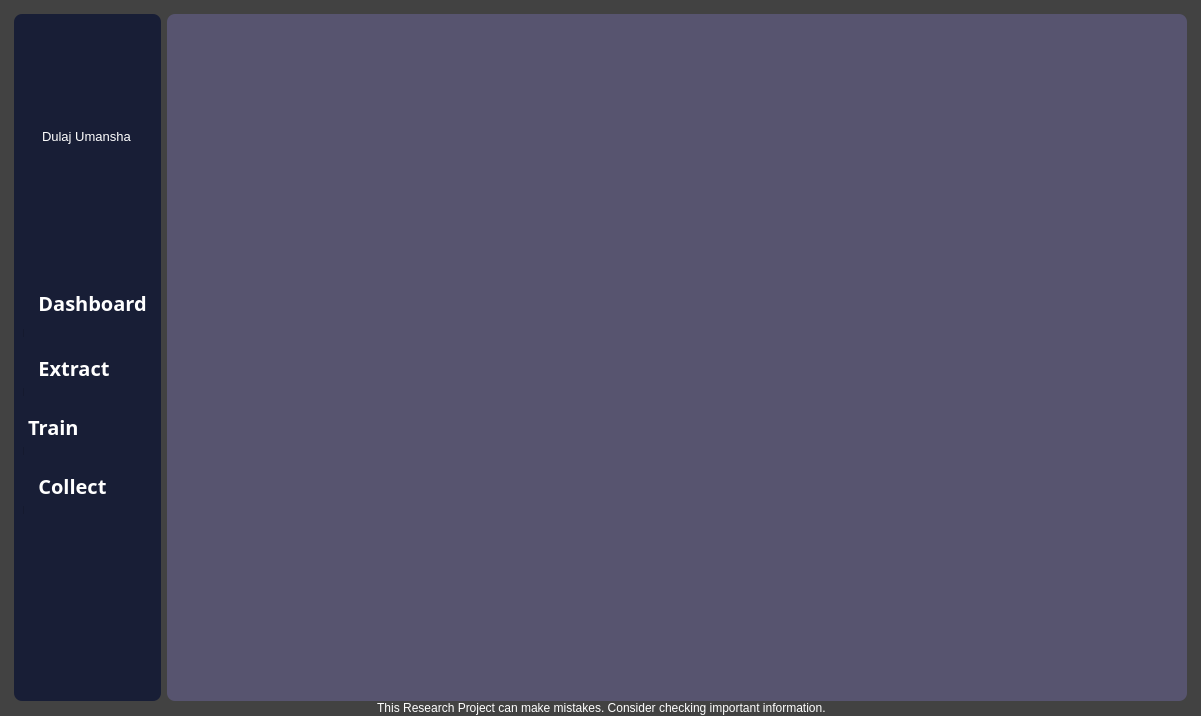
This is __interface__/mainwindow.ui in DulajUmansha/Invoice-Number-Mining as Qt 5 draws it before an edit. The edited form follows.
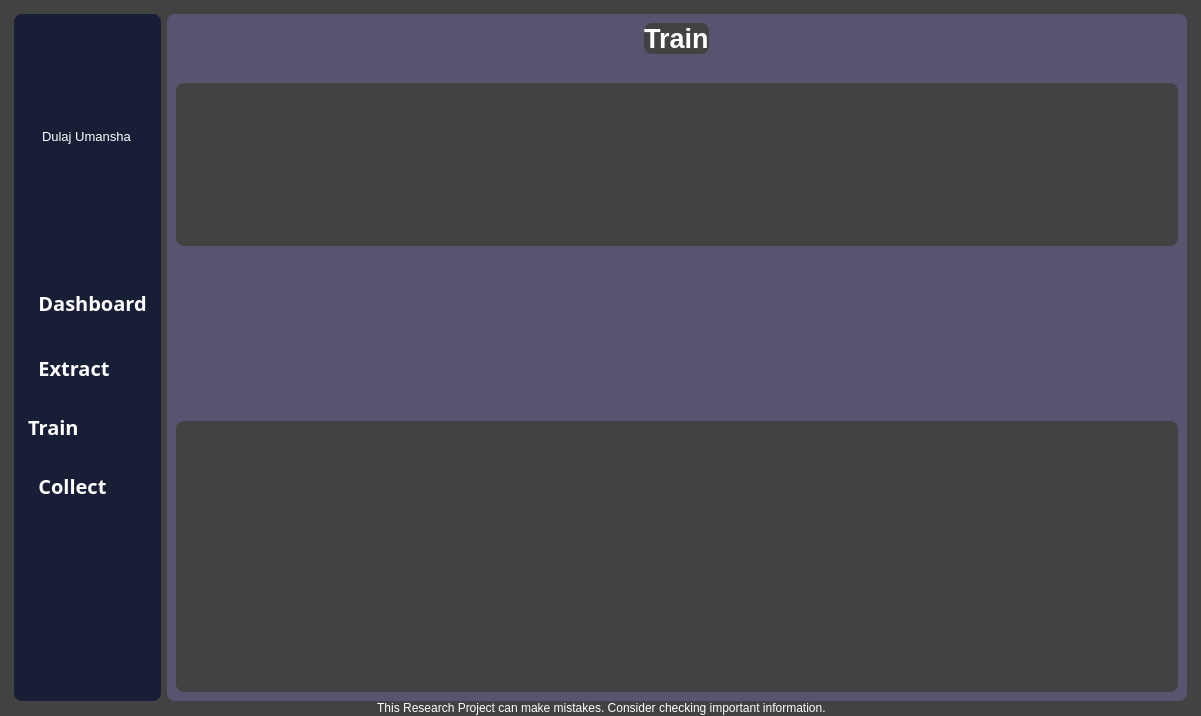
This is the edited form. The open tabs and pages were chosen to show the change. Icons and pictures are not drawn.

The edit to the form file:
```diff
--- a/__interface__/mainwindow.ui
+++ b/__interface__/mainwindow.ui
@@ -213,7 +213,7 @@
 }
 
 
-QHeaderView::section,QTableCornerButton:section
+QHeaderView::section,QTableCornerButton::section
 {
 	font-size:18px;
     text-align:center;
@@ -1094,7 +1094,68 @@
           </layout>
          </widget>
          <widget class="QWidget" name="page_extract"/>
-         <widget class="QWidget" name="page_training"/>
+         <widget class="QWidget" name="page_training">
+          <layout class="QGridLayout" name="gridLayout_23">
+           <item row="0" column="0" alignment="Qt::AlignHCenter|Qt::AlignTop">
+            <widget class="QLabel" name="label_16">
+             <property name="sizePolicy">
+              <sizepolicy hsizetype="Preferred" vsizetype="Preferred">
+               <horstretch>0</horstretch>
+               <verstretch>1</verstretch>
+              </sizepolicy>
+             </property>
+             <property name="font">
+              <font>
+               <pointsize>20</pointsize>
+               <bold>true</bold>
+              </font>
+             </property>
+             <property name="text">
+              <string>Train</string>
+             </property>
+            </widget>
+           </item>
+           <item row="1" column="0">
+            <widget class="QFrame" name="frame_13">
+             <property name="sizePolicy">
+              <sizepolicy hsizetype="Preferred" vsizetype="Preferred">
+               <horstretch>0</horstretch>
+               <verstretch>3</verstretch>
+              </sizepolicy>
+             </property>
+             <property name="frameShape">
+              <enum>QFrame::StyledPanel</enum>
+             </property>
+             <property name="frameShadow">
+              <enum>QFrame::Raised</enum>
+             </property>
+            </widget>
+           </item>
+           <item row="2" column="0" alignment="Qt::AlignHCenter">
+            <widget class="QPushButton" name="startTrainBtn">
+             <property name="sizePolicy">
+              <sizepolicy hsizetype="Preferred" vsizetype="Preferred">
+               <horstretch>0</horstretch>
+               <verstretch>3</verstretch>
+              </sizepolicy>
+             </property>
+             <property name="text">
+              <string/>
+             </property>
+            </widget>
+           </item>
+           <item row="3" column="0">
+            <widget class="QTextEdit" name="textEdit">
+             <property name="sizePolicy">
+              <sizepolicy hsizetype="Preferred" vsizetype="Preferred">
+               <horstretch>0</horstretch>
+               <verstretch>5</verstretch>
+              </sizepolicy>
+             </property>
+            </widget>
+           </item>
+          </layout>
+         </widget>
          <widget class="QWidget" name="page_collect">
           <property name="enabled">
            <bool>true</bool>
```
Left out of the diff: 104 changed lines with no effect on the pictures.
